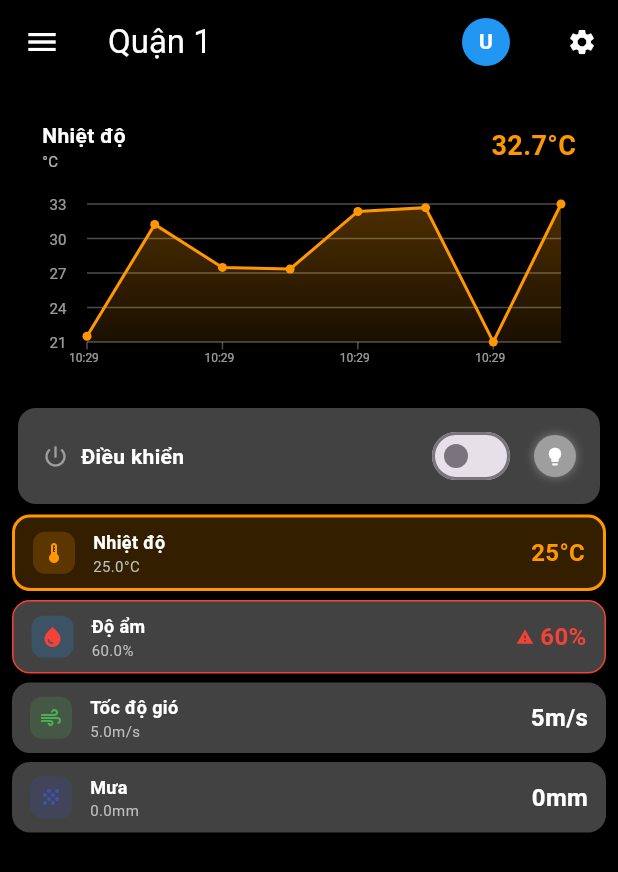
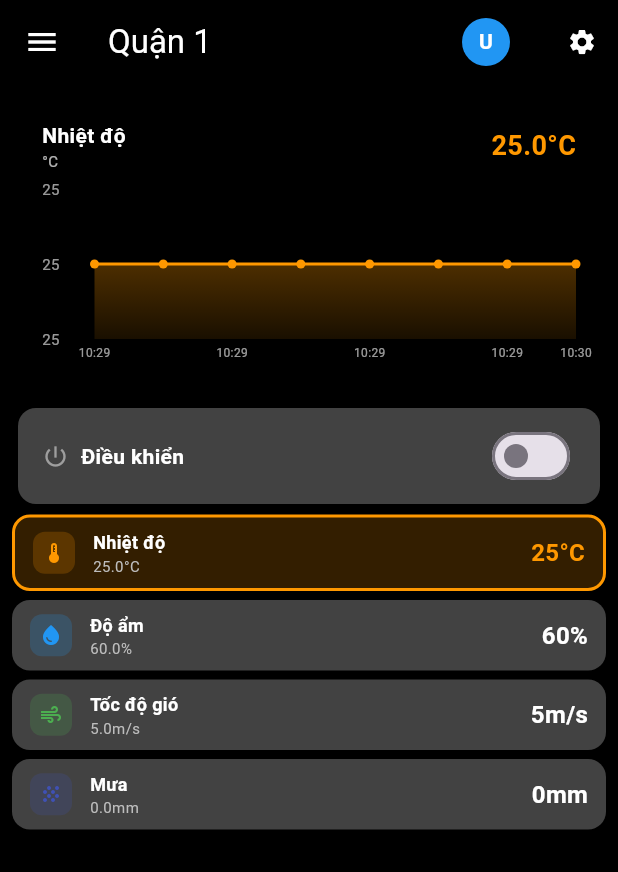
Before and after one commit to buiTannn/Sensor-Station-App-, a Flutter app: the SensorStationScreen screen opened directly, after a tap on "Quận 1", on a phone screen of 412 x 824 dp. Shown: the top 872 px of the screen. Run offline on Flutter 3.47's test engine with Material 3 defaults, Android fonts, the phone set to English and light mode, and no system bars; drawn by our look-alikes of fl_chart; our stand-ins replace firebase_core, firebase_database, shared_preferences; accounts and stored records are empty.

Commit message:
update: web: green light state , refactor chart ( using lib) , remove bulb in app

```diff
--- a/lib/sensor_station.dart
+++ b/lib/arena.dart
@@ -12,20 +12,6 @@ class SensorStationScreen extends StatelessWidget {
         backgroundColor: const Color(0xFF1A1A1A),
         elevation: 0,
         centerTitle: true,
-        title: const Text(
-          'Sensor Station',
-          style: TextStyle(
-            fontSize: 22,
-            fontWeight: FontWeight.bold,
-            color: Colors.white,
-          ),
-        ),
-        actions: [
-          IconButton(
-            icon: const Icon(Icons.settings, color: Colors.white),
-            onPressed: () {},
-          ),
-        ],
       ),
       body: SafeArea(
         child: SingleChildScrollView(
@@ -67,12 +53,6 @@ class SensorStationScreen extends StatelessWidget {
                 zoneName: "Quận 2",
                 areaId: 2,
                 borderColor: Colors.redAccent,
-              ),
-              _buildZoneCard(
-                context,
-                zoneName: "Quận 3",
-                areaId: 3,
-                borderColor: const Color.fromARGB(255, 84, 243, 131),
               ),
             ],
           ),
--- a/lib/login.dart
+++ b/lib/login.dart
@@ -1,7 +1,7 @@
 import 'package:flutter/material.dart';
 import 'package:shared_preferences/shared_preferences.dart';
 import 'main.dart';
-import 'sensor_station.dart';
+import 'arena.dart';
 
 
 class SensorStationApp extends StatelessWidget {
--- a/lib/main.dart
+++ b/lib/main.dart
@@ -1,13 +1,12 @@
 import 'package:flutter/material.dart';
 import 'package:shared_preferences/shared_preferences.dart';
 import 'dart:async';
-import 'dart:math';
 import 'login.dart';
 import 'settings.dart';
 import 'package:firebase_core/firebase_core.dart';
 import 'package:firebase_database/firebase_database.dart';
-import 'sensor_station.dart';
-
+import 'arena.dart';
+import 'package:fl_chart/fl_chart.dart'; // Thêm import này
 
 void main() async {
   WidgetsFlutterBinding.ensureInitialized();
@@ -123,8 +122,8 @@ class SensorData {
 }
 
 class SensorMonitoringPage extends StatefulWidget {
-  final int areaId; // Thêm areaId
-  const SensorMonitoringPage({super.key, this.areaId = 1}); // default = 1
+  final int areaId;
+  const SensorMonitoringPage({super.key, this.areaId = 1});
 
   @override
   _SensorMonitoringPageState createState() => _SensorMonitoringPageState();
@@ -136,20 +135,21 @@ class _SensorMonitoringPageState extends State<SensorMonitoringPage> {
   Map<int, SensorData> areaData = {};
   Map<String, List<double>> sensorHistory = {};
   Timer? _timer;
-  final Random _random = Random();
   double tempThreshold = 30.0;
   double humidityThreshold = 80.0;
   double windThreshold = 50.0;
   double rainThreshold = 100.0;
   String username = '';
   final DatabaseReference _database = FirebaseDatabase.instance.ref();
+
+  final Map<int, String> districts = {
+    1: 'Quận 1',
+    2: 'Quận 2',
+  };
+
   void _listenToSensorData() {
-    // Lắng nghe tất cả dữ liệu cảm biến từ Firebase
     for (int i = 1; i <= 2; i++) {
-      _database
-          .child('sensor_data/Quận $i')
-          .onValue
-          .listen((event) {
+      _database.child('sensor_data/Quận $i').onValue.listen((event) {
         if (event.snapshot.exists) {
           final data = event.snapshot.value as Map<dynamic, dynamic>;
           setState(() {
@@ -165,7 +165,6 @@ class _SensorMonitoringPageState extends State<SensorMonitoringPage> {
   }
 
   Future<void> _updateSwitchStatus(int area, bool status) async {
-    // Chỉ cập nhật trạng thái switch lên Firebase
     try {
       await _database.child('sensor_data/Quận $area/switchStatus').set(status);
       print('Switch status updated for Quận $area: $status');
@@ -173,10 +172,6 @@ class _SensorMonitoringPageState extends State<SensorMonitoringPage> {
       print('Error updating switch status: $e');
     }
   }
-  final Map<int, String> districts = {
-    1: 'Quận 1',
-    2: 'Quận 2',
-  };
 
   @override
   void initState() {
@@ -187,14 +182,16 @@ class _SensorMonitoringPageState extends State<SensorMonitoringPage> {
     for (int i = 1; i <= 2; i++) {
       areaData[i] = SensorData();
     }
+
+    // Khởi tạo với giá trị mặc định
+    sensorHistory['temperature'] = List.generate(8, (index) => 25.0);
+    sensorHistory['humidity'] = List.generate(8, (index) => 60.0);
+    sensorHistory['windSpeed'] = List.generate(8, (index) => 5.0);
+    sensorHistory['rainLevel'] = List.generate(8, (index) => 0.0);
+
     _listenToSensorData();
-    sensorHistory['temperature'] = List.generate(8, (index) => 20 + _random.nextDouble() * 15);
-    sensorHistory['humidity'] = List.generate(8, (index) => 40 + _random.nextDouble() * 40);
-    sensorHistory['windSpeed'] = List.generate(8, (index) => _random.nextDouble() * 20);
-    sensorHistory['rainLevel'] = List.generate(8, (index) => _random.nextDouble() * 10);
 
     _timer = Timer.periodic(const Duration(seconds: 3), (timer) {
-      // Chỉ cập nhật lịch sử dữ liệu, không tạo dữ liệu mới
       _updateSensorData();
     });
   }
@@ -213,7 +210,6 @@ class _SensorMonitoringPageState extends State<SensorMonitoringPage> {
   }
 
   void _updateSensorData() {
-    // Chỉ cập nhật lịch sử dữ liệu từ Firebase, không tạo dữ liệu random
     setState(() {
       sensorHistory['temperature']!.removeAt(0);
       sensorHistory['temperature']!.add(areaData[selectedArea]!.temperature);
@@ -364,6 +360,11 @@ class _SensorMonitoringPageState extends State<SensorMonitoringPage> {
 
   Widget _buildChart() {
     List<double> data = sensorHistory[selectedSensor]!;
+    Color chartColor = _getSensorColor();
+    double minVal = data.reduce((a, b) => a < b ? a : b);
+    double maxVal = data.reduce((a, b) => a > b ? a : b);
+    double range = (maxVal - minVal == 0) ? 1 : maxVal - minVal;
+
     return Container(
       height: 200,
       margin: const EdgeInsets.fromLTRB(12, 8, 12, 4),
@@ -381,38 +382,47 @@ class _SensorMonitoringPageState extends State<SensorMonitoringPage> {
               Column(
                 crossAxisAlignment: CrossAxisAlignment.start,
                 children: [
-                  Text(
-                    _getSensorTitle(),
-                    style: const TextStyle(
-                      color: Colors.white,
-                      fontSize: 14,
-                      fontWeight: FontWeight.bold,
-                    ),
-                  ),
-                  Text(
-                    _getSensorUnit(),
-                    style: TextStyle(
-                      color: Colors.white.withOpacity(0.7),
-                      fontSize: 10,
-                    ),
-                  ),
+                  Text(_getSensorTitle(), style: const TextStyle(color: Colors.white, fontSize: 14, fontWeight: FontWeight.bold)),
+                  Text(_getSensorUnit(), style: TextStyle(color: Colors.white.withOpacity(0.7), fontSize: 10)),
                 ],
               ),
-              Text(
-                '${data.last.toStringAsFixed(1)}${_getSensorUnit()}',
-                style: TextStyle(
-                  color: _getSensorColor(),
-                  fontSize: 18,
-                  fontWeight: FontWeight.bold,
-                ),
-              ),
+              Text('${data.last.toStringAsFixed(1)}${_getSensorUnit()}', style: TextStyle(color: chartColor, fontSize: 18, fontWeight: FontWeight.bold)),
             ],
           ),
           const SizedBox(height: 12),
           Expanded(
-            child: CustomPaint(
-              size: Size(double.infinity, 120),
-              painter: ChartPainter(data, _getSensorColor(), _getSensorUnit()),
+            child: LineChart(
+              LineChartData(
+                gridData: FlGridData(show: true, drawVerticalLine: false, horizontalInterval: range / 4, getDrawingHorizontalLine: (_) => FlLine(color: Colors.white.withOpacity(0.1), strokeWidth: 1)),
+                titlesData: FlTitlesData(
+                  rightTitles: const AxisTitles(sideTitles: SideTitles(showTitles: false)),
+                  topTitles: const AxisTitles(sideTitles: SideTitles(showTitles: false)),
+                  leftTitles: AxisTitles(sideTitles: SideTitles(showTitles: true, reservedSize: 35, interval: range / 4, getTitlesWidget: (value, _) => Text(value.toStringAsFixed(0), style: TextStyle(color: Colors.white.withOpacity(0.6), fontSize: 10)))),
+                  bottomTitles: AxisTitles(sideTitles: SideTitles(showTitles: true, reservedSize: 22, interval: 2, getTitlesWidget: (value, _) {
+                    int i = value.toInt();
+                    if (i < 0 || i >= data.length) return const SizedBox();
+                    var t = DateTime.now().subtract(Duration(seconds: (data.length - 1 - i) * 3));
+                    return Padding(padding: const EdgeInsets.only(top: 4), child: Text('${t.hour.toString().padLeft(2, '0')}:${t.minute.toString().padLeft(2, '0')}', style: TextStyle(color: Colors.white.withOpacity(0.6), fontSize: 8)));
+                  })),
+                ),
+                borderData: FlBorderData(show: false),
+                minX: 0, maxX: (data.length - 1).toDouble(),
+                minY: minVal - range * 0.1, maxY: maxVal + range * 0.1,
+                lineBarsData: [
+                  LineChartBarData(
+                    spots: List.generate(data.length, (i) => FlSpot(i.toDouble(), data[i])),
+                    isCurved: true, color: chartColor, barWidth: 2,
+                    dotData: FlDotData(show: true, getDotPainter: (_, __, ___, ____) => FlDotCirclePainter(radius: 3, color: chartColor)),
+                    belowBarData: BarAreaData(show: true, gradient: LinearGradient(colors: [chartColor.withOpacity(0.3), chartColor.withOpacity(0.1)], begin: Alignment.topCenter, end: Alignment.bottomCenter)),
+                  ),
+                ],
+                lineTouchData: LineTouchData(
+                  touchTooltipData: LineTouchTooltipData(
+                    tooltipBgColor: Colors.grey.shade800,
+                    getTooltipItems: (spots) => spots.map((s) => LineTooltipItem('${s.y.toStringAsFixed(1)}${_getSensorUnit()}', const TextStyle(color: Colors.white, fontWeight: FontWeight.bold, fontSize: 12))).toList(),
+                  ),
+                ),
+              ),
             ),
           ),
         ],
@@ -421,19 +431,6 @@ class _SensorMonitoringPageState extends State<SensorMonitoringPage> {
   }
 
   Widget _buildControlCard(double temperature, bool switchStatus, Function(bool) onSwitchChanged) {
-    Color lightColor;
-
-    if (switchStatus == false) {
-      lightColor = Colors.grey;
-    }else{
-      if (temperature > tempThreshold && switchStatus == true) {
-        lightColor = Colors.red;
-
-      } else {
-        lightColor = Colors.green;
-      }
-    }
-
     return Container(
       margin: const EdgeInsets.symmetric(horizontal: 12, vertical: 4),
       padding: const EdgeInsets.symmetric(horizontal: 16, vertical: 12),
@@ -464,27 +461,6 @@ class _SensorMonitoringPageState extends State<SensorMonitoringPage> {
             activeThumbColor: Colors.green,
             materialTapTargetSize: MaterialTapTargetSize.shrinkWrap,
           ),
-          const SizedBox(width: 12),
-          Container(
-            width: 28,
-            height: 28,
-            decoration: BoxDecoration(
-              shape: BoxShape.circle,
-              color: lightColor,
-              boxShadow: [
-                BoxShadow(
-                  color: lightColor.withOpacity(0.5),
-                  blurRadius: 4,
-                  spreadRadius: 1,
-                ),
-              ],
-            ),
-            child: const Icon(
-              Icons.lightbulb,
-              color: Colors.white,
-              size: 14,
-            ),
-          ),
         ],
       ),
     );
@@ -494,8 +470,8 @@ class _SensorMonitoringPageState extends State<SensorMonitoringPage> {
     bool isWarning = false;
     bool isSelected = selectedSensor == sensorType;
 
-    if (title == 'Nhiệt độ' && (value > tempThreshold || value < 10)) isWarning = true;
-    if (title == 'Độ ẩm' && (value > humidityThreshold || value < humidityThreshold)) isWarning = true;
+    if (title == 'Nhiệt độ' && (value > tempThreshold)) isWarning = true;
+    if (title == 'Độ ẩm' && (value > humidityThreshold )) isWarning = true;
     if (title == 'Tốc độ gió' && value > windThreshold) isWarning = true;
     if (title == 'Mưa' && value > rainThreshold) isWarning = true;
 
@@ -701,7 +677,6 @@ class _SensorMonitoringPageState extends State<SensorMonitoringPage> {
               setState(() {
                 currentData.switchStatus = value;
               });
-              // Cập nhật trạng thái switch lên Firebase
               _updateSwitchStatus(selectedArea, value);
             },
           ),
@@ -721,127 +696,3 @@ class _SensorMonitoringPageState extends State<SensorMonitoringPage> {
     );
   }
 }
-
-class ChartPainter extends CustomPainter {
-  final List<double> data;
-  final Color lineColor;
-  final String unit;
-
-  ChartPainter(this.data, this.lineColor, this.unit);
-
-  @override
-  void paint(Canvas canvas, Size size) {
-    double minVal = data.reduce(min);
-    double maxVal = data.reduce(max);
-    double range = maxVal - minVal;
-    if (range == 0) range = 1;
-
-    final chartArea = Rect.fromLTRB(30, 10, size.width - 10, size.height - 20);
-
-    final axisPaint = Paint()
-      ..color = Colors.white.withOpacity(0.3)
-      ..strokeWidth = 1;
-
-    for (int i = 0; i <= 4; i++) {
-      double y = chartArea.top + (chartArea.height / 4) * i;
-      canvas.drawLine(
-        Offset(chartArea.left, y),
-        Offset(chartArea.right, y),
-        axisPaint,
-      );
-
-      double value = maxVal - (range / 4) * i;
-      final textSpan = TextSpan(
-        text: value.toStringAsFixed(0),
-        style: TextStyle(
-          color: Colors.white.withOpacity(0.6),
-          fontSize: 10,
-        ),
-      );
-      final textPainter = TextPainter(
-        text: textSpan,
-        textDirection: TextDirection.ltr,
-      );
-      textPainter.layout();
-      textPainter.paint(canvas, Offset(5, y - 5));
-    }
-
-    DateTime now = DateTime.now();
-    for (int i = 0; i < data.length; i += 2) {
-      double x = chartArea.left + (chartArea.width / (data.length - 1)) * i;
-      canvas.drawLine(
-        Offset(x, chartArea.bottom),
-        Offset(x, chartArea.bottom + 5),
-        axisPaint,
-      );
-
-      DateTime timePoint = now.subtract(Duration(seconds: (data.length - 1 - i) * 3));
-      String timeLabel = '${timePoint.hour.toString().padLeft(2, '0')}:${timePoint.minute.toString().padLeft(2, '0')}';
-
-      final textSpan = TextSpan(
-        text: timeLabel,
-        style: TextStyle(
-          color: Colors.white.withOpacity(0.6),
-          fontSize: 8,
-        ),
-      );
-      final textPainter = TextPainter(
-        text: textSpan,
-        textDirection: TextDirection.ltr,
-      );
-      textPainter.layout();
-      textPainter.paint(canvas, Offset(x - 12, chartArea.bottom + 6));
-    }
-
-    final linePaint = Paint()
-      ..color = lineColor
-      ..strokeWidth = 2
-      ..style = PaintingStyle.stroke;
-
-    final fillPaint = Paint()
-      ..shader = LinearGradient(
-        colors: [
-          lineColor.withOpacity(0.3),
-          lineColor.withOpacity(0.1),
-        ],
-        begin: Alignment.topCenter,
-        end: Alignment.bottomCenter,
-      ).createShader(chartArea);
-
-    final path = Path();
-    final fillPath = Path();
-
-    for (int i = 0; i < data.length; i++) {
-      double x = chartArea.left + (chartArea.width / (data.length - 1)) * i;
-      double y = chartArea.bottom - ((data[i] - minVal) / range) * chartArea.height;
-
-      if (i == 0) {
-        path.moveTo(x, y);
-        fillPath.moveTo(x, chartArea.bottom);
-        fillPath.lineTo(x, y);
-      } else {
-        path.lineTo(x, y);
-        fillPath.lineTo(x, y);
-      }
-    }
-
-    fillPath.lineTo(chartArea.right, chartArea.bottom);
-    fillPath.close();
-
-    canvas.drawPath(fillPath, fillPaint);
-    canvas.drawPath(path, linePaint);
-
-    final pointPaint = Paint()
-      ..color = lineColor
-      ..style = PaintingStyle.fill;
-
-    for (int i = 0; i < data.length; i++) {
-      double x = chartArea.left + (chartArea.width / (data.length - 1)) * i;
-      double y = chartArea.bottom - ((data[i] - minVal) / range) * chartArea.height;
-      canvas.drawCircle(Offset(x, y), 3, pointPaint);
-    }
-  }
-
-  @override
-  bool shouldRepaint(covariant CustomPainter oldDelegate) => true;
-}
```
Also changed, not shown: Data_random/img/green.png (added), firebase.json, lib/firebase_options.dart (deleted), 2 other files.
